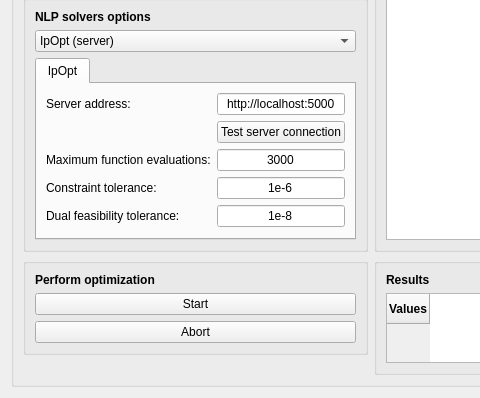
feslima/metacontrol, file gui/views/ui_files/caballerotab.ui: the form before one commit; both pictures show x 0 to 480 and y 342 to 740 of the 1024 by 740 pixel window.
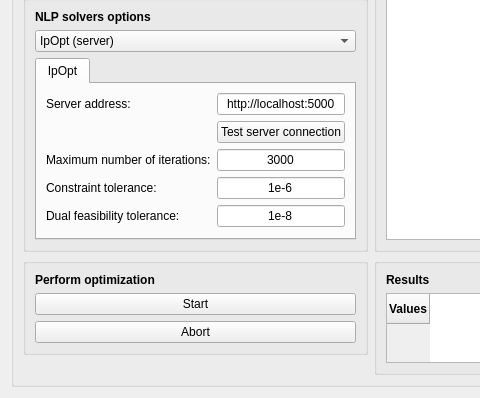
The form after the commit.

What changed in the file:
```diff
--- a/gui/views/ui_files/caballerotab.ui
+++ b/gui/views/ui_files/caballerotab.ui
@@ -125,7 +125,7 @@
              <item row="2" column="0">
               <widget class="QLabel" name="label_13">
                <property name="text">
-                <string>Maximum function evaluations:</string>
+                <string>Maximum number of iterations:</string>
                </property>
               </widget>
              </item>
```
Left out of the diff: 2 changed lines with no effect on the pictures.
